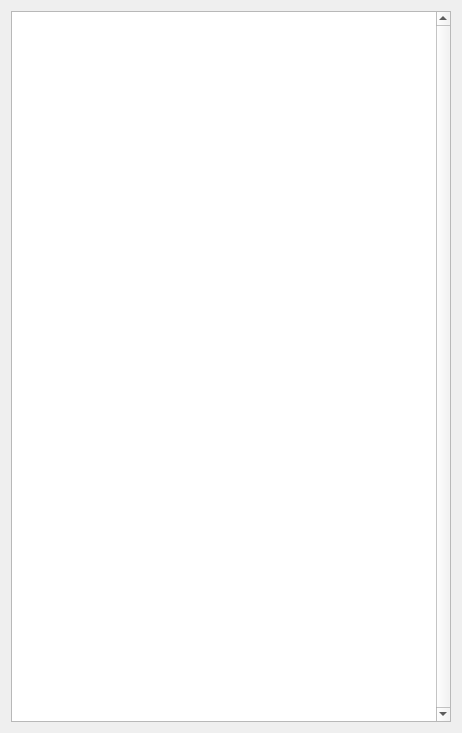
First picture: the form in Cybersecurity_Lesson/wardriving/wardriving.ui, repository GeekTech-mirror/qt-cybersecurity_lesson, before the edit.
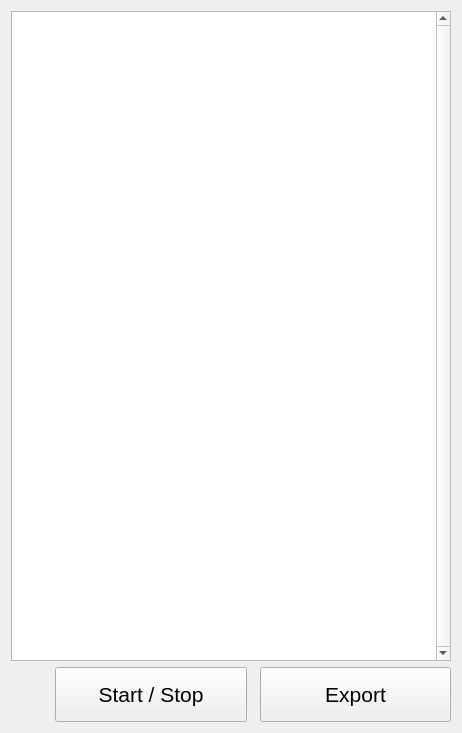
Second picture: the form after the edit. Icons and pictures are not drawn.

Commit message: feat: add model to sort war driving list feat: add start/stop option for network scanning in wardriving attack feat: add export option to export network info from wardiving attack chore: initial work for Wi-Fi Deather attack chore: share NetworkModel between attacks

```diff
--- a/Cybersecurity_Lesson/wardriving/wardriving.ui
+++ b/Cybersecurity_Lesson/wardriving/wardriving.ui
@@ -31,6 +31,100 @@
      </property>
     </widget>
    </item>
+   <item>
+    <layout class="QHBoxLayout" name="horizontalLayout">
+     <property name="spacing">
+      <number>4</number>
+     </property>
+     <property name="bottomMargin">
+      <number>0</number>
+     </property>
+     <item>
+      <widget class="QPushButton" name="network_scan_icon">
+       <property name="minimumSize">
+        <size>
+         <width>40</width>
+         <height>40</height>
+        </size>
+       </property>
+       <property name="maximumSize">
+        <size>
+         <width>40</width>
+         <height>40</height>
+        </size>
+       </property>
+       <property name="text">
+        <string/>
+       </property>
+       <property name="icon">
+        <iconset resource="../icons.qrc">
+         <normaloff>:/icons/network/24/network_scan_inactive.svg</normaloff>:/icons/network/24/network_scan_inactive.svg</iconset>
+       </property>
+       <property name="iconSize">
+        <size>
+         <width>40</width>
+         <height>40</height>
+        </size>
+       </property>
+       <property name="flat">
+        <bool>true</bool>
+       </property>
+      </widget>
+     </item>
+     <item>
+      <widget class="QPushButton" name="start_stop">
+       <property name="minimumSize">
+        <size>
+         <width>0</width>
+         <height>55</height>
+        </size>
+       </property>
+       <property name="font">
+        <font>
+         <pointsize>16</pointsize>
+        </font>
+       </property>
+       <property name="text">
+        <string>Start / Stop</string>
+       </property>
+      </widget>
+     </item>
+     <item>
+      <spacer name="horizontalSpacer">
+       <property name="orientation">
+        <enum>Qt::Horizontal</enum>
+       </property>
+       <property name="sizeType">
+        <enum>QSizePolicy::Fixed</enum>
+       </property>
+       <property name="sizeHint" stdset="0">
+        <size>
+         <width>9</width>
+         <height>20</height>
+        </size>
+       </property>
+      </spacer>
+     </item>
+     <item>
+      <widget class="QPushButton" name="export_to_csv">
+       <property name="minimumSize">
+        <size>
+         <width>0</width>
+         <height>55</height>
+        </size>
+       </property>
+       <property name="font">
+        <font>
+         <pointsize>16</pointsize>
+        </font>
+       </property>
+       <property name="text">
+        <string>Export</string>
+       </property>
+      </widget>
+     </item>
+    </layout>
+   </item>
   </layout>
  </widget>
  <resources/>
```
Left out of the diff: 6 changed lines with no effect on the pictures. The commit also changes 63 other files.
